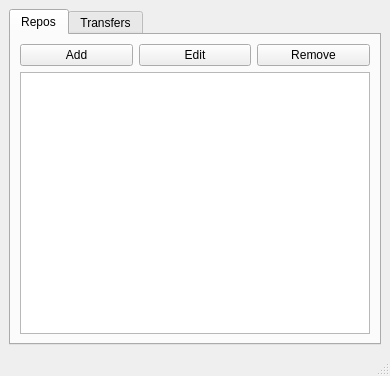
This is mainwindow.ui in robguthrie/dudley as Qt 5 draws it before an edit. The edited form follows.
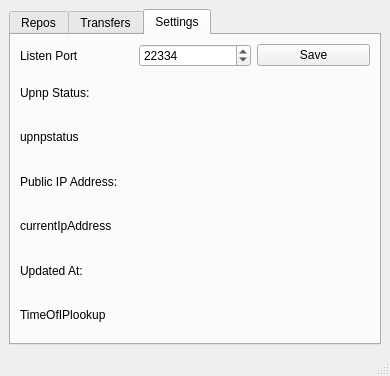
This is the edited form. The open tabs and pages were chosen to show the change.

```diff
--- a/mainwindow.ui
+++ b/mainwindow.ui
@@ -34,13 +34,6 @@
             </property>
            </widget>
           </item>
-          <item>
-           <widget class="QPushButton" name="editRepoButton">
-            <property name="text">
-             <string>Edit</string>
-            </property>
-           </widget>
-          </item>
           <item>
            <widget class="QPushButton" name="removeRepoButton">
             <property name="text">
@@ -51,20 +44,7 @@
          </layout>
         </item>
         <item>
-         <widget class="QTreeView" name="repoTreeView">
-          <property name="alternatingRowColors">
-           <bool>true</bool>
-          </property>
-          <property name="rootIsDecorated">
-           <bool>false</bool>
-          </property>
-          <property name="itemsExpandable">
-           <bool>false</bool>
-          </property>
-          <property name="sortingEnabled">
-           <bool>true</bool>
-          </property>
-         </widget>
+         <widget class="QListView" name="repoListView"/>
         </item>
        </layout>
       </widget>
@@ -96,6 +76,89 @@
         </item>
        </layout>
       </widget>
+      <widget class="QWidget" name="tab">
+       <attribute name="title">
+        <string>Settings</string>
+       </attribute>
+       <layout class="QVBoxLayout" name="verticalLayout_4">
+        <item>
+         <layout class="QHBoxLayout" name="horizontalLayout_3">
+          <item>
+           <widget class="QLabel" name="label_4">
+            <property name="text">
+             <string>Listen Port</string>
+            </property>
+           </widget>
+          </item>
+          <item>
+           <widget class="QSpinBox" name="manualPortSpinBox">
+            <property name="enabled">
+             <bool>true</bool>
+            </property>
+            <property name="minimum">
+             <number>1000</number>
+            </property>
+            <property name="maximum">
+             <number>65534</number>
+            </property>
+            <property name="value">
+             <number>22334</number>
+            </property>
+           </widget>
+          </item>
+          <item>
+           <widget class="QPushButton" name="saveSettingsButton">
+            <property name="text">
+             <string>Save</string>
+            </property>
+           </widget>
+          </item>
+         </layout>
+        </item>
+        <item>
+         <widget class="QLabel" name="label_5">
+          <property name="text">
+           <string>Upnp Status:</string>
+          </property>
+         </widget>
+        </item>
+        <item>
+         <widget class="QLabel" name="upnpStatusLabel">
+          <property name="text">
+           <string>upnpstatus</string>
+          </property>
+         </widget>
+        </item>
+        <item>
+         <widget class="QLabel" name="label">
+          <property name="text">
+           <string>Public IP Address:</string>
+          </property>
+         </widget>
+        </item>
+        <item>
+         <widget class="QLabel" name="ipAddressLabel">
+          <property name="text">
+           <string>currentIpAddress</string>
+          </property>
+         </widget>
+        </item>
+        <item>
+         <widget class="QLabel" name="label_2">
+          <property name="text">
+           <string>Updated At:</string>
+          </property>
+         </widget>
+        </item>
+        <item>
+         <widget class="QLabel" name="label_3">
+          <property name="text">
+           <string>TimeOfIPlookup</string>
+          </property>
+         </widget>
+        </item>
+       </layout>
+      </widget>
      </widget>
     </item>
    </layout>
```
Left out of the diff: 9 changed lines with no effect on the pictures.
